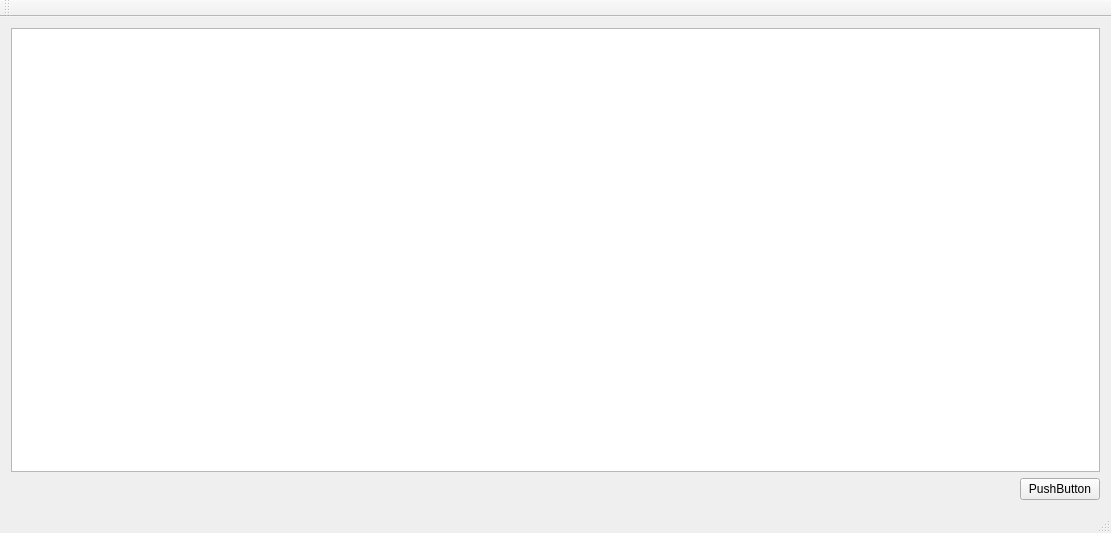
dikkat/bitirme, file bpv2/MainWindow.ui: the form before one commit.
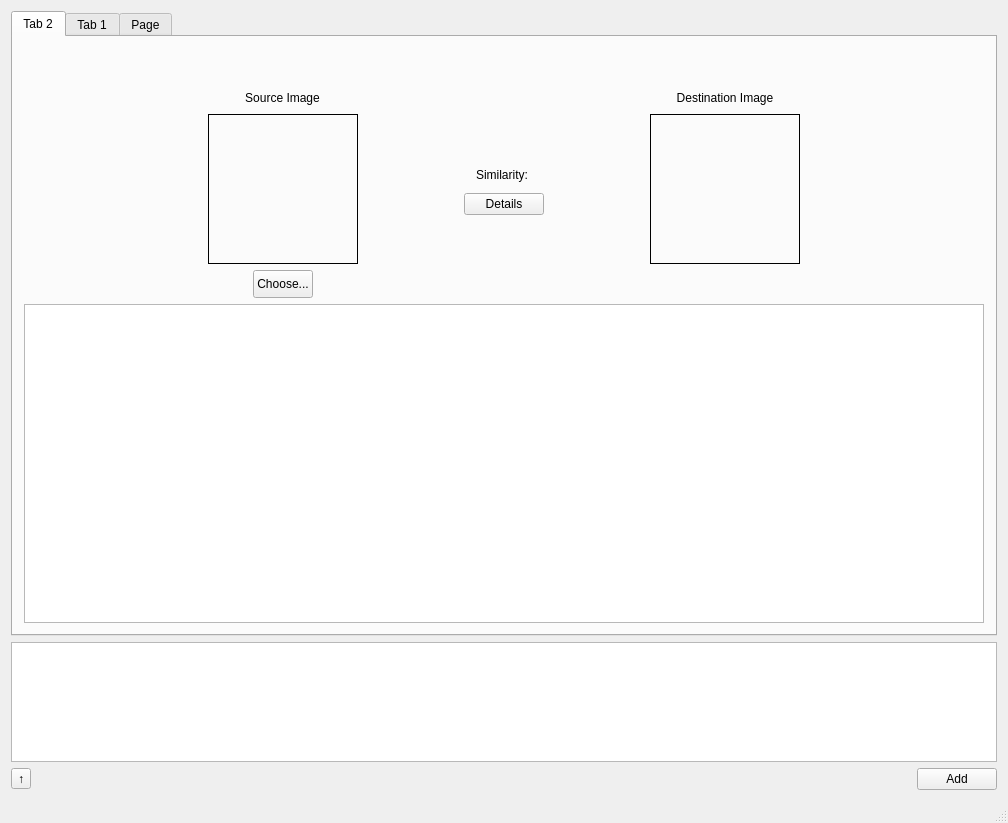
The form after the commit. The open tabs and pages were chosen to show the change.

```diff
--- a/bpv2/MainWindow.ui
+++ b/bpv2/MainWindow.ui
@@ -6,43 +6,726 @@
    <rect>
     <x>0</x>
     <y>0</y>
-    <width>1111</width>
-    <height>533</height>
+    <width>1008</width>
+    <height>823</height>
    </rect>
   </property>
   <property name="windowTitle">
    <string>MainWindow</string>
   </property>
   <widget class="QWidget" name="centralWidget">
-   <layout class="QVBoxLayout" name="verticalLayout_2">
+   <layout class="QVBoxLayout" name="verticalLayout">
     <item>
-     <widget class="QTextEdit" name="textEdit"/>
+     <widget class="QTabWidget" name="tabWidget">
+      <property name="currentIndex">
+       <number>1</number>
+      </property>
+      <property name="iconSize">
+       <size>
+        <width>16</width>
+        <height>16</height>
+       </size>
+      </property>
+      <widget class="QWidget" name="tab_2">
+       <attribute name="title">
+        <string>Tab 2</string>
+       </attribute>
+       <layout class="QVBoxLayout" name="verticalLayout_3">
+        <item>
+         <layout class="QGridLayout" name="gridLayout_5" rowstretch="0,1,0">
+          <item row="1" column="2">
+           <spacer name="horizontalSpacer_10">
+            <property name="orientation">
+             <enum>Qt::Horizontal</enum>
+            </property>
+            <property name="sizeType">
+             <enum>QSizePolicy::Preferred</enum>
+            </property>
+            <property name="sizeHint" stdset="0">
+             <size>
+              <width>40</width>
+              <height>20</height>
+             </size>
+            </property>
+           </spacer>
+          </item>
+          <item row="2" column="0" colspan="3">
+           <widget class="QTableView" name="tableView">
+            <property name="sizePolicy">
+             <sizepolicy hsizetype="Preferred" vsizetype="Preferred">
+              <horstretch>0</horstretch>
+              <verstretch>0</verstretch>
+             </sizepolicy>
+            </property>
+            <property name="alternatingRowColors">
+             <bool>true</bool>
+            </property>
+            <property name="selectionMode">
+             <enum>QAbstractItemView::SingleSelection</enum>
+            </property>
+            <property name="selectionBehavior">
+             <enum>QAbstractItemView::SelectRows</enum>
+            </property>
+            <property name="gridStyle">
+             <enum>Qt::SolidLine</enum>
+            </property>
+            <property name="sortingEnabled">
+             <bool>true</bool>
+            </property>
+           </widget>
+          </item>
+          <item row="1" column="0">
+           <spacer name="horizontalSpacer_11">
+            <property name="orientation">
+             <enum>Qt::Horizontal</enum>
+            </property>
+            <property name="sizeType">
+             <enum>QSizePolicy::Preferred</enum>
+            </property>
+            <property name="sizeHint" stdset="0">
+             <size>
+              <width>40</width>
+              <height>20</height>
+             </size>
+            </property>
+           </spacer>
+          </item>
+          <item row="1" column="1">
+           <layout class="QGridLayout" name="gridLayout_3">
+            <item row="1" column="2">
+             <spacer name="verticalSpacer">
+              <property name="orientation">
+               <enum>Qt::Vertical</enum>
+              </property>
+              <property name="sizeType">
+               <enum>QSizePolicy::Maximum</enum>
+              </property>
+              <property name="sizeHint" stdset="0">
+               <size>
+                <width>20</width>
+                <height>40</height>
+               </size>
+              </property>
+             </spacer>
+            </item>
+            <item row="0" column="0" alignment="Qt::AlignHCenter">
+             <widget class="QLabel" name="label_3">
+              <property name="sizePolicy">
+               <sizepolicy hsizetype="Maximum" vsizetype="Maximum">
+                <horstretch>0</horstretch>
+                <verstretch>0</verstretch>
+               </sizepolicy>
+              </property>
+              <property name="maximumSize">
+               <size>
+                <width>93</width>
+                <height>20</height>
+               </size>
+              </property>
+              <property name="text">
+               <string>Source Image</string>
+              </property>
+              <property name="alignment">
+               <set>Qt::AlignCenter</set>
+              </property>
+             </widget>
+            </item>
+            <item row="2" column="2" alignment="Qt::AlignHCenter">
+             <widget class="QLabel" name="label_5">
+              <property name="maximumSize">
+               <size>
+                <width>16777215</width>
+                <height>20</height>
+               </size>
+              </property>
+              <property name="text">
+               <string>Similarity: </string>
+              </property>
+             </widget>
+            </item>
+            <item row="3" column="2">
+             <widget class="QPushButton" name="pushButton">
+              <property name="text">
+               <string>Details</string>
+              </property>
+             </widget>
+            </item>
+            <item row="5" column="0">
+             <layout class="QHBoxLayout" name="horizontalLayout">
+              <item>
+               <spacer name="horizontalSpacer_8">
+                <property name="orientation">
+                 <enum>Qt::Horizontal</enum>
+                </property>
+                <property name="sizeType">
+                 <enum>QSizePolicy::Maximum</enum>
+                </property>
+                <property name="sizeHint" stdset="0">
+                 <size>
+                  <width>40</width>
+                  <height>20</height>
+                 </size>
+                </property>
+               </spacer>
+              </item>
+              <item>
+               <widget class="QPushButton" name="imageLabelButton_2">
+                <property name="minimumSize">
+                 <size>
+                  <width>60</width>
+                  <height>28</height>
+                 </size>
+                </property>
+                <property name="maximumSize">
+                 <size>
+                  <width>60</width>
+                  <height>28</height>
+                 </size>
+                </property>
+                <property name="text">
+                 <string>Choose...</string>
+                </property>
+               </widget>
+              </item>
+              <item>
+               <spacer name="horizontalSpacer_7">
+                <property name="orientation">
+                 <enum>Qt::Horizontal</enum>
+                </property>
+                <property name="sizeType">
+                 <enum>QSizePolicy::Maximum</enum>
+                </property>
+                <property name="sizeHint" stdset="0">
+                 <size>
+                  <width>40</width>
+                  <height>20</height>
+                 </size>
+                </property>
+               </spacer>
+              </item>
+             </layout>
+            </item>
+            <item row="3" column="3">
+             <spacer name="horizontalSpacer_9">
+              <property name="orientation">
+               <enum>Qt::Horizontal</enum>
+              </property>
+              <property name="sizeType">
+               <enum>QSizePolicy::Maximum</enum>
+              </property>
+              <property name="sizeHint" stdset="0">
+               <size>
+                <width>100</width>
+                <height>20</height>
+               </size>
+              </property>
+             </spacer>
+            </item>
+            <item row="5" column="4">
+             <spacer name="verticalSpacer_5">
+              <property name="orientation">
+               <enum>Qt::Vertical</enum>
+              </property>
+              <property name="sizeType">
+               <enum>QSizePolicy::Fixed</enum>
+              </property>
+              <property name="sizeHint" stdset="0">
+               <size>
+                <width>20</width>
+                <height>28</height>
+               </size>
+              </property>
+             </spacer>
+            </item>
+            <item row="3" column="1">
+             <spacer name="horizontalSpacer_5">
+              <property name="orientation">
+               <enum>Qt::Horizontal</enum>
+              </property>
+              <property name="sizeType">
+               <enum>QSizePolicy::Maximum</enum>
+              </property>
+              <property name="sizeHint" stdset="0">
+               <size>
+                <width>100</width>
+                <height>20</height>
+               </size>
+              </property>
+             </spacer>
+            </item>
+            <item row="0" column="4">
+             <widget class="QLabel" name="label_4">
+              <property name="minimumSize">
+               <size>
+                <width>0</width>
+                <height>20</height>
+               </size>
+              </property>
+              <property name="maximumSize">
+               <size>
+                <width>16777215</width>
+                <height>20</height>
+               </size>
+              </property>
+              <property name="text">
+               <string>Destination Image</string>
+              </property>
+              <property name="alignment">
+               <set>Qt::AlignCenter</set>
+              </property>
+             </widget>
+            </item>
+            <item row="4" column="2">
+             <spacer name="verticalSpacer_3">
+              <property name="orientation">
+               <enum>Qt::Vertical</enum>
+              </property>
+              <property name="sizeType">
+               <enum>QSizePolicy::Maximum</enum>
+              </property>
+              <property name="sizeHint" stdset="0">
+               <size>
+                <width>20</width>
+                <height>40</height>
+               </size>
+              </property>
+             </spacer>
+            </item>
+            <item row="1" column="0" rowspan="4">
+             <widget class="QLabel" name="imageLabel_4">
+              <property name="sizePolicy">
+               <sizepolicy hsizetype="Maximum" vsizetype="Maximum">
+                <horstretch>0</horstretch>
+                <verstretch>0</verstretch>
+               </sizepolicy>
+              </property>
+              <property name="minimumSize">
+               <size>
+                <width>150</width>
+                <height>150</height>
+               </size>
+              </property>
+              <property name="maximumSize">
+               <size>
+                <width>150</width>
+                <height>150</height>
+               </size>
+              </property>
+              <property name="frameShape">
+               <enum>QFrame::Panel</enum>
+              </property>
+              <property name="frameShadow">
+               <enum>QFrame::Plain</enum>
+              </property>
+              <property name="text">
+               <string/>
+              </property>
+              <property name="scaledContents">
+               <bool>true</bool>
+              </property>
+             </widget>
+            </item>
+            <item row="1" column="4" rowspan="4">
+             <widget class="QLabel" name="imageLabel_3">
+              <property name="sizePolicy">
+               <sizepolicy hsizetype="Maximum" vsizetype="Maximum">
+                <horstretch>0</horstretch>
+                <verstretch>0</verstretch>
+               </sizepolicy>
+              </property>
+              <property name="minimumSize">
+               <size>
+                <width>150</width>
+                <height>150</height>
+               </size>
+              </property>
+              <property name="maximumSize">
+               <size>
+                <width>150</width>
+                <height>150</height>
+               </size>
+              </property>
+              <property name="frameShape">
+               <enum>QFrame::Panel</enum>
+              </property>
+              <property name="text">
+               <string/>
+              </property>
+              <property name="scaledContents">
+               <bool>true</bool>
+              </property>
+             </widget>
+            </item>
+           </layout>
+          </item>
+          <item row="0" column="1">
+           <spacer name="verticalSpacer_4">
+            <property name="orientation">
+             <enum>Qt::Vertical</enum>
+            </property>
+            <property name="sizeType">
+             <enum>QSizePolicy::Minimum</enum>
+            </property>
+            <property name="sizeHint" stdset="0">
+             <size>
+              <width>20</width>
+              <height>40</height>
+             </size>
+            </property>
+           </spacer>
+          </item>
+         </layout>
+        </item>
+       </layout>
+      </widget>
+      <widget class="QWidget" name="tab">
+       <property name="sizePolicy">
+        <sizepolicy hsizetype="Expanding" vsizetype="Expanding">
+         <horstretch>0</horstretch>
+         <verstretch>0</verstretch>
+        </sizepolicy>
+       </property>
+       <attribute name="title">
+        <string>Tab 1</string>
+       </attribute>
+       <layout class="QVBoxLayout" name="verticalLayout_2">
+        <item>
+         <layout class="QGridLayout" name="gridLayout" columnstretch="0,0,0,0,0">
+          <item row="1" column="3">
+           <widget class="QLabel" name="label_2">
+            <property name="sizePolicy">
+             <sizepolicy hsizetype="Preferred" vsizetype="Maximum">
+              <horstretch>0</horstretch>
+              <verstretch>0</verstretch>
+             </sizepolicy>
+            </property>
+            <property name="minimumSize">
+             <size>
+              <width>0</width>
+              <height>20</height>
+             </size>
+            </property>
+            <property name="maximumSize">
+             <size>
+              <width>16777215</width>
+              <height>20</height>
+             </size>
+            </property>
+            <property name="text">
+             <string>Destination Image</string>
+            </property>
+            <property name="alignment">
+             <set>Qt::AlignCenter</set>
+            </property>
+           </widget>
+          </item>
+          <item row="2" column="3">
+           <widget class="QLabel" name="imageLabel_2">
+            <property name="sizePolicy">
+             <sizepolicy hsizetype="Maximum" vsizetype="Expanding">
+              <horstretch>1</horstretch>
+              <verstretch>4</verstretch>
+             </sizepolicy>
+            </property>
+            <property name="minimumSize">
+             <size>
+              <width>0</width>
+              <height>0</height>
+             </size>
+            </property>
+            <property name="maximumSize">
+             <size>
+              <width>300</width>
+              <height>300</height>
+             </size>
+            </property>
+            <property name="frameShape">
+             <enum>QFrame::Panel</enum>
+            </property>
+            <property name="text">
+             <string/>
+            </property>
+            <property name="scaledContents">
+             <bool>true</bool>
+            </property>
+           </widget>
+          </item>
+          <item row="0" column="2">
+           <spacer name="verticalSpacer_2">
+            <property name="orientation">
+             <enum>Qt::Vertical</enum>
+            </property>
+            <property name="sizeType">
+             <enum>QSizePolicy::Maximum</enum>
+            </property>
+            <property name="sizeHint" stdset="0">
+             <size>
+              <width>20</width>
+              <height>40</height>
+             </size>
+            </property>
+           </spacer>
+          </item>
+          <item row="2" column="0">
+           <spacer name="horizontalSpacer_3">
+            <property name="orientation">
+             <enum>Qt::Horizontal</enum>
+            </property>
+            <property name="sizeType">
+             <enum>QSizePolicy::Preferred</enum>
+            </property>
+            <property name="sizeHint" stdset="0">
+             <size>
+              <width>40</width>
+              <height>20</height>
+             </size>
+            </property>
+           </spacer>
+          </item>
+          <item row="2" column="1">
+           <widget class="QLabel" name="imageLabel">
+            <property name="sizePolicy">
+             <sizepolicy hsizetype="Maximum" vsizetype="Expanding">
+              <horstretch>1</horstretch>
+              <verstretch>4</verstretch>
+             </sizepolicy>
+            </property>
+            <property name="minimumSize">
+             <size>
+              <width>0</width>
+              <height>0</height>
+             </size>
+            </property>
+            <property name="maximumSize">
+             <size>
+              <width>300</width>
+              <height>300</height>
+             </size>
+            </property>
+            <property name="frameShape">
+             <enum>QFrame::Panel</enum>
+            </property>
+            <property name="frameShadow">
+             <enum>QFrame::Plain</enum>
+            </property>
+            <property name="text">
+             <string/>
+            </property>
+            <property name="scaledContents">
+             <bool>true</bool>
+            </property>
+           </widget>
+          </item>
+          <item row="4" column="0" colspan="5">
+           <widget class="QListWidget" name="listWidget">
+            <property name="sizePolicy">
+             <sizepolicy hsizetype="Preferred" vsizetype="Expanding">
+              <horstretch>0</horstretch>
+              <verstretch>1</verstretch>
+             </sizepolicy>
+            </property>
+            <property name="minimumSize">
+             <size>
+              <width>0</width>
+              <height>0</height>
+             </size>
+            </property>
+            <property name="iconSize">
+             <size>
+              <width>150</width>
+              <height>150</height>
+             </size>
+            </property>
+            <property name="resizeMode">
+             <enum>QListView::Adjust</enum>
+            </property>
+            <property name="viewMode">
+             <enum>QListView::IconMode</enum>
+            </property>
+           </widget>
+          </item>
+          <item row="2" column="4">
+           <spacer name="horizontalSpacer_4">
+            <property name="orientation">
+             <enum>Qt::Horizontal</enum>
+            </property>
+            <property name="sizeType">
+             <enum>QSizePolicy::Preferred</enum>
+            </property>
+            <property name="sizeHint" stdset="0">
+             <size>
+              <width>40</width>
+              <height>20</height>
+             </size>
+            </property>
+           </spacer>
+          </item>
+          <item row="1" column="1">
+           <widget class="QLabel" name="label">
+            <property name="sizePolicy">
+             <sizepolicy hsizetype="Preferred" vsizetype="Maximum">
+              <horstretch>0</horstretch>
+              <verstretch>0</verstretch>
+             </sizepolicy>
+            </property>
+            <property name="maximumSize">
+             <size>
+              <width>16777215</width>
+              <height>20</height>
+             </size>
+            </property>
+            <property name="text">
+             <string>Source Image</string>
+            </property>
+            <property name="alignment">
+             <set>Qt::AlignCenter</set>
+            </property>
+           </widget>
+          </item>
+          <item row="3" column="2">
+           <spacer name="verticalSpacer_6">
+            <property name="orientation">
+             <enum>Qt::Vertical</enum>
+            </property>
+            <property name="sizeType">
+             <enum>QSizePolicy::Maximum</enum>
+            </property>
+            <property name="sizeHint" stdset="0">
+             <size>
+              <width>20</width>
+              <height>40</height>
+             </size>
+            </property>
+           </spacer>
+          </item>
+          <item row="2" column="2">
+           <spacer name="horizontalSpacer_2">
+            <property name="orientation">
+             <enum>Qt::Horizontal</enum>
+            </property>
+            <property name="sizeType">
+             <enum>QSizePolicy::Maximum</enum>
+            </property>
+            <property name="sizeHint" stdset="0">
+             <size>
+              <width>200</width>
+              <height>20</height>
+             </size>
+            </property>
+           </spacer>
+          </item>
+         </layout>
+        </item>
+       </layout>
+      </widget>
+      <widget class="QWidget" name="tab_3">
+       <attribute name="title">
+        <string>Page</string>
+       </attribute>
+       <layout class="QVBoxLayout" name="verticalLayout_6">
+        <item>
+         <layout class="QVBoxLayout" name="verticalLayout_5" stretch="1,0,0">
+          <property name="sizeConstraint">
+           <enum>QLayout::SetDefaultConstraint</enum>
+          </property>
+          <item>
+           <widget class="QTextEdit" name="textEdit_2">
+            <property name="sizePolicy">
+             <sizepolicy hsizetype="Preferred" vsizetype="Maximum">
+              <horstretch>0</horstretch>
+              <verstretch>0</verstretch>
+             </sizepolicy>
+            </property>
+            <property name="minimumSize">
+             <size>
+              <width>1</width>
+              <height>1</height>
+             </size>
+            </property>
+            <property name="maximumSize">
+             <size>
+              <width>16777215</width>
+              <height>200</height>
+             </size>
+            </property>
+           </widget>
+          </item>
+          <item>
+           <spacer name="verticalSpacer_7">
+            <property name="orientation">
+             <enum>Qt::Vertical</enum>
+            </property>
+            <property name="sizeType">
+             <enum>QSizePolicy::Maximum</enum>
+            </property>
+            <property name="sizeHint" stdset="0">
+             <size>
+              <width>20</width>
+              <height>40</height>
+             </size>
+            </property>
+           </spacer>
+          </item>
+          <item>
+           <widget class="QTextEdit" name="textEdit_3">
+            <property name="sizePolicy">
+             <sizepolicy hsizetype="Expanding" vsizetype="Expanding">
+              <horstretch>0</horstretch>
+              <verstretch>0</verstretch>
+             </sizepolicy>
+            </property>
+           </widget>
+          </item>
+         </layout>
+        </item>
+       </layout>
+      </widget>
+     </widget>
     </item>
     <item>
-     <layout class="QVBoxLayout" name="verticalLayout">
-      <item>
-       <layout class="QHBoxLayout" name="horizontalLayout">
-        <item>
-         <spacer name="horizontalSpacer">
-          <property name="orientation">
-           <enum>Qt::Horizontal</enum>
-          </property>
-          <property name="sizeHint" stdset="0">
-           <size>
-            <width>40</width>
-            <height>20</height>
-           </size>
-          </property>
-         </spacer>
-        </item>
-        <item>
-         <widget class="QPushButton" name="pushButton">
-          <property name="text">
-           <string>PushButton</string>
-          </property>
-         </widget>
-        </item>
-       </layout>
+     <layout class="QGridLayout" name="gridLayout_2">
+      <item row="1" column="2">
+       <widget class="QPushButton" name="openButton">
+        <property name="text">
+         <string>Add</string>
+        </property>
+       </widget>
+      </item>
+      <item row="1" column="1">
+       <spacer name="horizontalSpacer">
+        <property name="orientation">
+         <enum>Qt::Horizontal</enum>
+        </property>
+        <property name="sizeHint" stdset="0">
+         <size>
+          <width>40</width>
+          <height>20</height>
+         </size>
+        </property>
+       </spacer>
+      </item>
+      <item row="1" column="0">
+       <widget class="QToolButton" name="consoleButton">
+        <property name="text">
+         <string>↑</string>
+        </property>
+       </widget>
+      </item>
+      <item row="0" column="0" colspan="3">
+       <widget class="QTextEdit" name="textEdit">
+        <property name="sizePolicy">
+         <sizepolicy hsizetype="Preferred" vsizetype="Preferred">
+          <horstretch>0</horstretch>
+          <verstretch>0</verstretch>
+         </sizepolicy>
+        </property>
+        <property name="maximumSize">
+         <size>
+          <width>16777215</width>
+          <height>120</height>
+         </size>
+        </property>
+       </widget>
       </item>
      </layout>
     </item>
@@ -58,14 +741,6 @@
     </rect>
    </property>
   </widget>
-  <widget class="QToolBar" name="mainToolBar">
-   <attribute name="toolBarArea">
-    <enum>TopToolBarArea</enum>
-   </attribute>
-   <attribute name="toolBarBreak">
-    <bool>false</bool>
-   </attribute>
-  </widget>
   <widget class="QStatusBar" name="statusBar"/>
  </widget>
  <layoutdefault spacing="6" margin="11"/>
```
Left out of the diff: 21 changed lines with no effect on the pictures.
